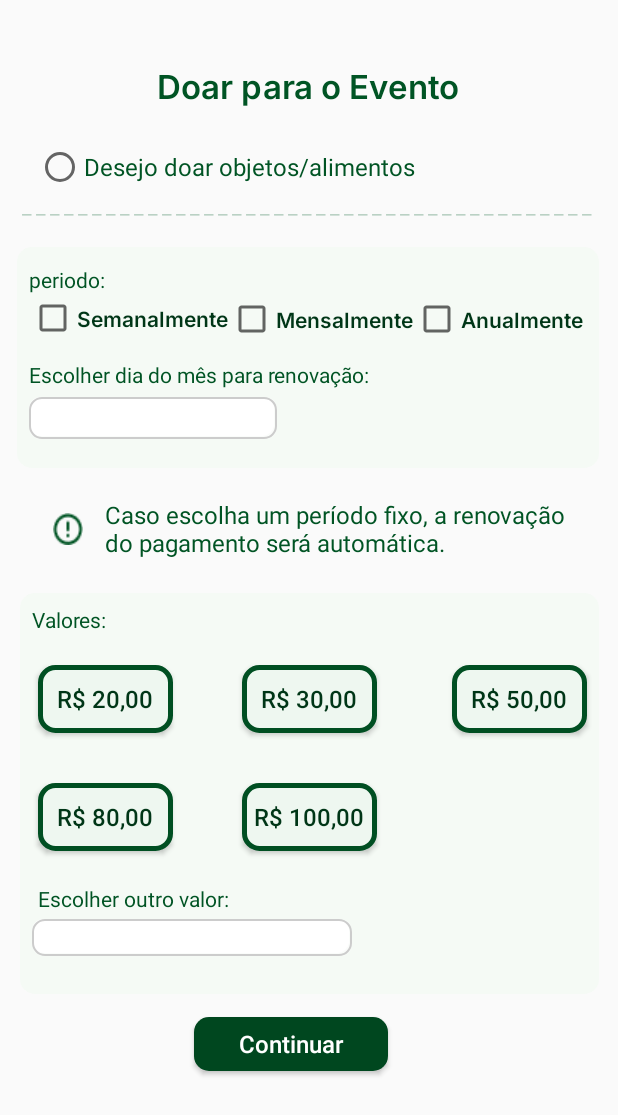
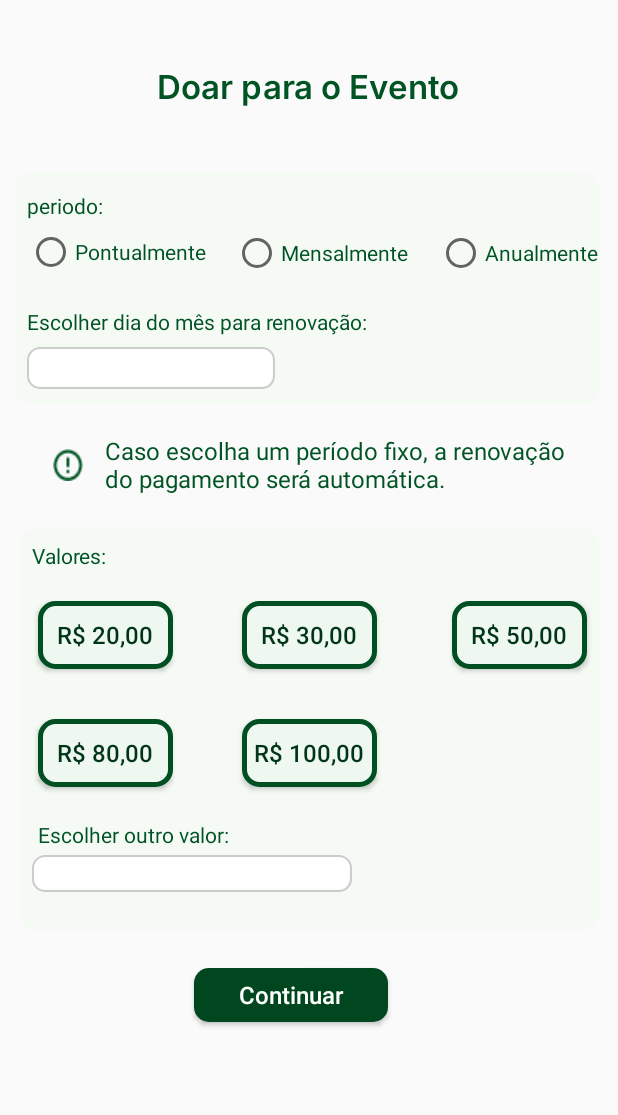
Before and after one commit to fernandafreittas/Hallel---Mobile, an Android app: the layout doar_pevento.xml on its own in the app's theme, with its tools: preview values and no code run, on a phone screen of 412 x 824 dp. Shown: the top 1115 px of the screen. Run offline under Robolectric (Android 15) with nearby library versions, the phone set to English and light mode, and no system bars.

Commit message:
ajuste doar_pevento

```diff
--- /dev/null
+++ b/MyApplication/app/src/main/java/com/example/hallelapp/activity/DoarpEvento.java
@@ -0,0 +1,18 @@
+package com.example.hallelapp.activity;
+
+import android.os.Bundle;
+
+import androidx.annotation.Nullable;
+import androidx.appcompat.app.AppCompatActivity;
+
+import com.example.hallelapp.R;
+
+public class DoarpEvento extends AppCompatActivity {
+
+    @Override
+    protected void onCreate(@Nullable Bundle savedInstanceState) {
+        super.onCreate(savedInstanceState);
+        setContentView(R.layout.ser_voluntario);
+    }
+
+}
--- a/MyApplication/app/src/main/java/com/example/hallelapp/activity/MoreInfosActivity.java
+++ b/MyApplication/app/src/main/java/com/example/hallelapp/activity/MoreInfosActivity.java
@@ -15,6 +15,7 @@ public class MoreInfosActivity extends AppCompatActivity {
 
     private Button button4;
     private Button buttonVoluntario;
+    private Button buttonDoar;
 
     @Override
     protected void onCreate(Bundle savedInstanceState) {
@@ -39,5 +40,13 @@ public class MoreInfosActivity extends AppCompatActivity {
                 startActivity(intent);
             }
         });
+
+        buttonDoar.setOnClickListener(new View.OnClickListener() {
+            @Override
+            public void onClick(View v) {
+                Intent intent = new Intent(MoreInfosActivity.this,FormVoluntarioActivity.class);
+                startActivity(intent);
+            }
+        });
     }
 }
--- a/MyApplication/app/src/main/res/layout/activity_main.xml
+++ b/MyApplication/app/src/main/res/layout/activity_main.xml
@@ -129,6 +129,7 @@
                     android:layout_height="26dp"
                     android:background="@drawable/fundo_button"
                     android:fontFamily="@font/inter_semibold"
+                    android:onClick="btnvertodos"
                     android:text="Ver todos"
                     android:textColor="#003617"
                     android:textSize="12sp"
--- a/MyApplication/app/src/main/res/layout/activity_more_infos.xml
+++ b/MyApplication/app/src/main/res/layout/activity_more_infos.xml
@@ -273,6 +273,7 @@
                     android:drawableStart="@drawable/vector_doacao"
                     android:drawableEnd="@drawable/resource__"
                     android:fontFamily="@font/inter_semibold"
+                    android:onClick="buttonDoar"
                     android:paddingStart="30sp"
                     android:paddingEnd="30sp"
                     android:text="Faça uma doação ao evento"
@@ -284,7 +285,7 @@
                     app:layout_constraintHorizontal_bias="0.508"
                     app:layout_constraintStart_toStartOf="parent"
                     app:layout_constraintTop_toBottomOf="@+id/button3"
-                    app:layout_constraintVertical_bias="0.181" />
+                    app:layout_constraintVertical_bias="0.187" />
 
                 <Button
                     android:id="@+id/buttonVoluntario"
--- a/MyApplication/app/src/main/res/layout/doar_pevento.xml
+++ b/MyApplication/app/src/main/res/layout/doar_pevento.xml
@@ -36,7 +36,7 @@
                     app:layout_constraintHorizontal_bias="0.457"
                     app:layout_constraintStart_toStartOf="parent"
                     app:layout_constraintTop_toBottomOf="@+id/imageView15"
-                    app:layout_constraintVertical_bias="0.0" />
+                    app:layout_constraintVertical_bias="0.151" />
 
                 <TextView
                     android:id="@+id/titleParticipar"
@@ -55,37 +55,15 @@
                     app:layout_constraintTop_toTopOf="parent"
                     app:layout_constraintVertical_bias="0.031" />
 
-                <RadioButton
-                    android:id="@+id/radioButton2"
-                    android:layout_width="wrap_content"
-                    android:layout_height="wrap_content"
-                    android:layout_marginStart="24dp"
-                    android:layout_marginTop="24dp"
-                    android:text="Desejo doar objetos/alimentos"
-                    android:textColor="@color/cordetextohallel"
-                    android:textSize="16sp"
-                    app:layout_constraintStart_toStartOf="parent"
-                    app:layout_constraintTop_toBottomOf="@+id/titleParticipar" />
-
-                <TextView
-                    android:id="@+id/textView20"
-                    android:layout_width="383dp"
-                    android:layout_height="25dp"
-                    android:text="_ _ _ _ _ _ _ _ _ _ _ _ _ _ _ _ _ _ _ _ _ _ _ _ _ _ _ _ _ _ _ _ _ _ _ _ _ _ _ _ _ _ _ _ _ _ _ _ _ _ _ _ _ _ _ "
-                    android:textColor="#BAD1C4"
-                    app:layout_constraintEnd_toEndOf="parent"
-                    app:layout_constraintStart_toStartOf="parent"
-                    app:layout_constraintTop_toBottomOf="@+id/radioButton2" />
-
                 <ImageView
                     android:id="@+id/imageView6"
-                    android:layout_width="388dp"
-                    android:layout_height="147dp"
-                    android:layout_marginTop="12dp"
+                    android:layout_width="389dp"
+                    android:layout_height="154dp"
+                    android:layout_marginTop="44dp"
                     app:layout_constraintEnd_toEndOf="parent"
-                    app:layout_constraintHorizontal_bias="0.478"
+                    app:layout_constraintHorizontal_bias="0.454"
                     app:layout_constraintStart_toStartOf="parent"
-                    app:layout_constraintTop_toBottomOf="@+id/textView20"
+                    app:layout_constraintTop_toBottomOf="@+id/titleParticipar"
                     app:srcCompat="@drawable/fundo_cards" />
 
                 <TextView
@@ -99,56 +77,23 @@
                     app:layout_constraintStart_toStartOf="@+id/imageView6"
                     app:layout_constraintTop_toTopOf="@+id/imageView6" />
 
-                <CheckBox
-                    android:id="@+id/checkBox"
-                    android:layout_width="wrap_content"
-                    android:layout_height="wrap_content"
-                    android:layout_marginStart="8dp"
-                    android:fontFamily="@font/inter_semibold"
-                    android:text="Semanalmente"
-                    android:textColor="@color/cortexto2"
-                    app:layout_constraintStart_toStartOf="@+id/imageView6"
-                    app:layout_constraintTop_toBottomOf="@+id/textView21" />
-
-                <CheckBox
-                    android:id="@+id/checkBox2"
-                    android:layout_width="wrap_content"
-                    android:layout_height="wrap_content"
-                    android:layout_marginTop="32dp"
-                    android:fontFamily="@font/inter_semibold"
-                    android:text="Mensalmente"
-                    android:textColor="@color/cortexto2"
-                    app:layout_constraintStart_toEndOf="@+id/checkBox"
-                    app:layout_constraintTop_toTopOf="@+id/imageView6" />
-
-                <CheckBox
-                    android:id="@+id/checkBox3"
-                    android:layout_width="wrap_content"
-                    android:layout_height="wrap_content"
-                    android:layout_marginTop="32dp"
-                    android:fontFamily="@font/inter_semibold"
-                    android:text="Anualmente"
-                    android:textColor="@color/cortexto2"
-                    app:layout_constraintStart_toEndOf="@+id/checkBox2"
-                    app:layout_constraintTop_toTopOf="@+id/imageView6" />
-
                 <TextView
                     android:id="@+id/textView22"
                     android:layout_width="wrap_content"
                     android:layout_height="wrap_content"
                     android:layout_marginStart="8dp"
-                    android:layout_marginTop="12dp"
+                    android:layout_marginTop="20dp"
                     android:text="Escolher dia do mês para renovação:"
                     android:textColor="@color/cordetextohallel"
                     app:layout_constraintStart_toStartOf="@+id/imageView6"
-                    app:layout_constraintTop_toBottomOf="@+id/checkBox" />
+                    app:layout_constraintTop_toBottomOf="@+id/rdioMensalmente" />
 
                 <EditText
                     android:id="@+id/editTextNumber"
                     android:layout_width="165dp"
                     android:layout_height="28dp"
                     android:layout_marginStart="8dp"
-                    android:layout_marginTop="5dp"
+                    android:layout_marginTop="7dp"
                     android:background="@drawable/input_text_cartao"
                     android:ems="10"
                     android:inputType="number"
@@ -290,6 +235,40 @@
                     app:layout_constraintBottom_toBottomOf="@+id/imageView15"
                     app:layout_constraintStart_toStartOf="@+id/imageView15" />
 
+                <RadioButton
+                    android:id="@+id/rdioPontualmente"
+                    android:layout_width="wrap_content"
+                    android:layout_height="wrap_content"
+                    android:layout_marginStart="8dp"
+                    android:layout_marginTop="5dp"
+                    android:text="Pontualmente"
+                    android:textColor="#005424"
+                    app:layout_constraintStart_toStartOf="@+id/imageView6"
+                    app:layout_constraintTop_toBottomOf="@+id/textView21" />
+
+                <RadioButton
+                    android:id="@+id/rdioMensalmente"
+                    android:layout_width="wrap_content"
+                    android:layout_height="wrap_content"
+                    android:layout_marginStart="18dp"
+                    android:layout_marginTop="37dp"
+                    android:text="Mensalmente"
+                    android:textColor="#005424"
+                    app:layout_constraintStart_toEndOf="@+id/rdioPontualmente"
+                    app:layout_constraintTop_toTopOf="@+id/imageView6" />
+
+                <RadioButton
+                    android:id="@+id/rdioAnualmente"
+                    android:layout_width="wrap_content"
+                    android:layout_height="wrap_content"
+                    android:layout_marginStart="18dp"
+                    android:layout_marginTop="37dp"
+                    android:text="Anualmente"
+                    android:textColor="#005424"
+                    app:layout_constraintEnd_toEndOf="@+id/imageView6"
+                    app:layout_constraintStart_toEndOf="@+id/rdioMensalmente"
+                    app:layout_constraintTop_toTopOf="@+id/imageView6" />
+
             </androidx.constraintlayout.widget.ConstraintLayout>
         </LinearLayout>
     </ScrollView>
--- a/MyApplication/app/src/main/res/layout/pagamento_evento.xml
+++ b/MyApplication/app/src/main/res/layout/pagamento_evento.xml
@@ -189,6 +189,7 @@
                     android:layout_marginTop="195dp"
                     android:background="@drawable/fundo_cards"
                     android:drawableTop="@drawable/boleto"
+                    android:onClick="btnBoleto"
                     android:paddingTop="25dp"
                     android:text="boleto"
                     android:textColor="@color/cordetextohallel"
```
Also changed, not shown: 19 other files.
